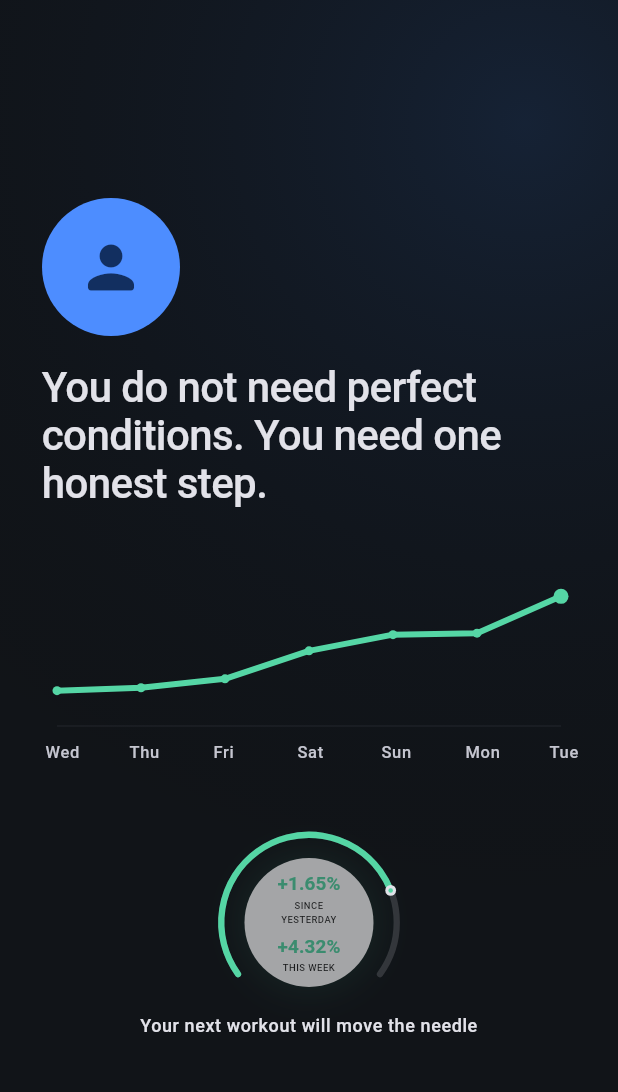
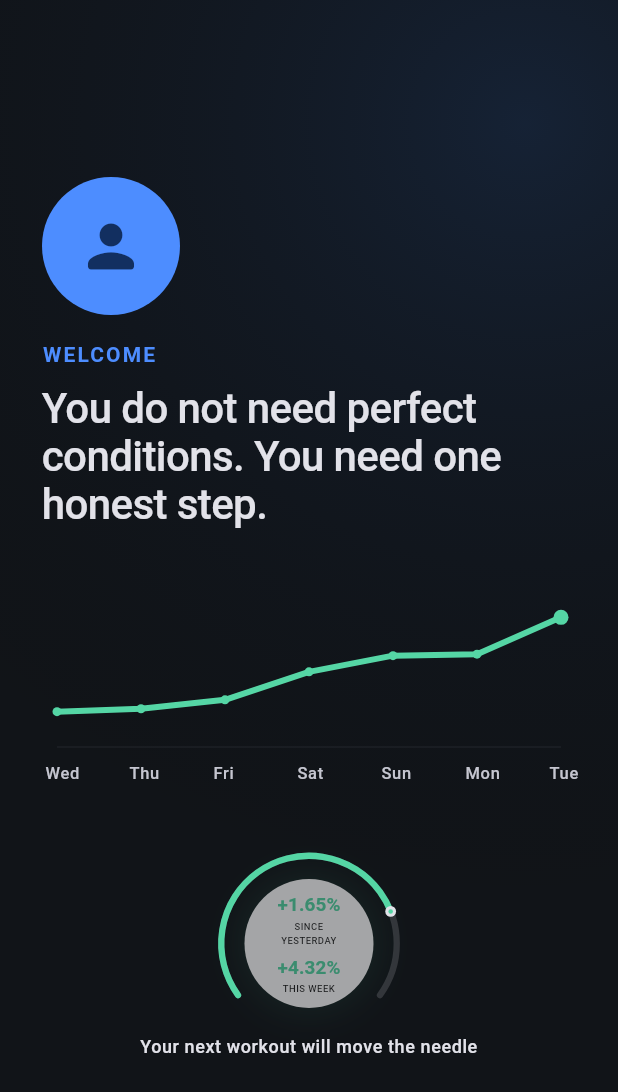
Before and after one commit to HyperspaceArchitecture/fitpulse, a Flutter app: the screen it shows after launch, on a phone screen of 412 x 824 dp. Shown: the top 1092 px of the screen. Run offline on Flutter 3.47's test engine with Material 3 defaults, Android fonts, the phone set to English and light mode, and no system bars; our stand-ins replace flutter_riverpod, go_router, image_picker, shared_preferences.

Commit message:
Restore named welcome startup

```diff
--- a/lib/features/dashboard/presentation/pages/startup_page.dart
+++ b/lib/features/dashboard/presentation/pages/startup_page.dart
@@ -43,6 +43,7 @@ class _StartupPageState extends ConsumerState<StartupPage> {
     final yesterdayGain = (score - previousScore) / previousScore * 100;
     final weeklyGain = (score - firstScore) / firstScore * 100;
     final lift = latestWorkout?.momentumLift ?? 0;
+    final memberName = profile?.displayName.trim();
     final colors = Theme.of(context).extension<FitPulseColors>()!;
 
     return Scaffold(
@@ -76,7 +77,19 @@ class _StartupPageState extends ConsumerState<StartupPage> {
                             child: MemberAvatar(profile: profile),
                           ),
                         ),
-                        SizedBox(height: phone ? 18 : 28),
+                        SizedBox(height: phone ? 16 : 24),
+                        Text(
+                          memberName == null || memberName.isEmpty
+                              ? 'WELCOME'
+                              : memberName.toUpperCase(),
+                          style: Theme.of(context).textTheme.labelLarge
+                              ?.copyWith(
+                                color: Theme.of(context).colorScheme.primary,
+                                fontWeight: FontWeight.w600,
+                                letterSpacing: 1.4,
+                              ),
+                        ),
+                        SizedBox(height: phone ? 10 : 14),
                         GestureDetector(
                           onTap: () => setState(
                             () => _quoteIndex =
```
Also changed, not shown: 2 other files.
